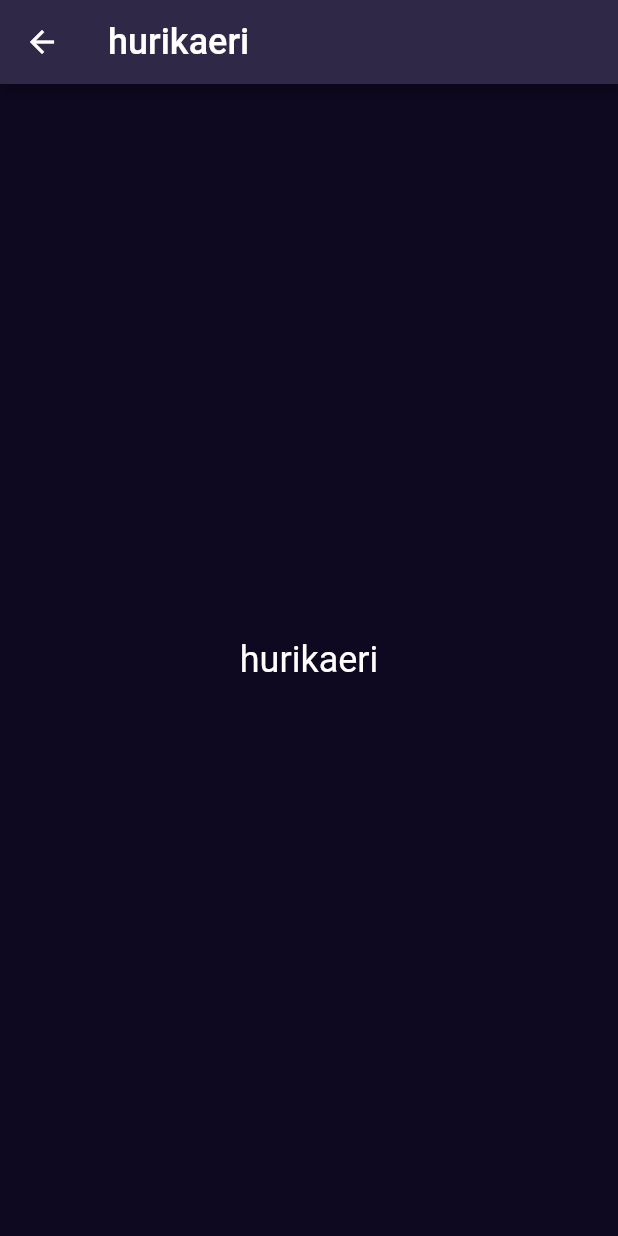
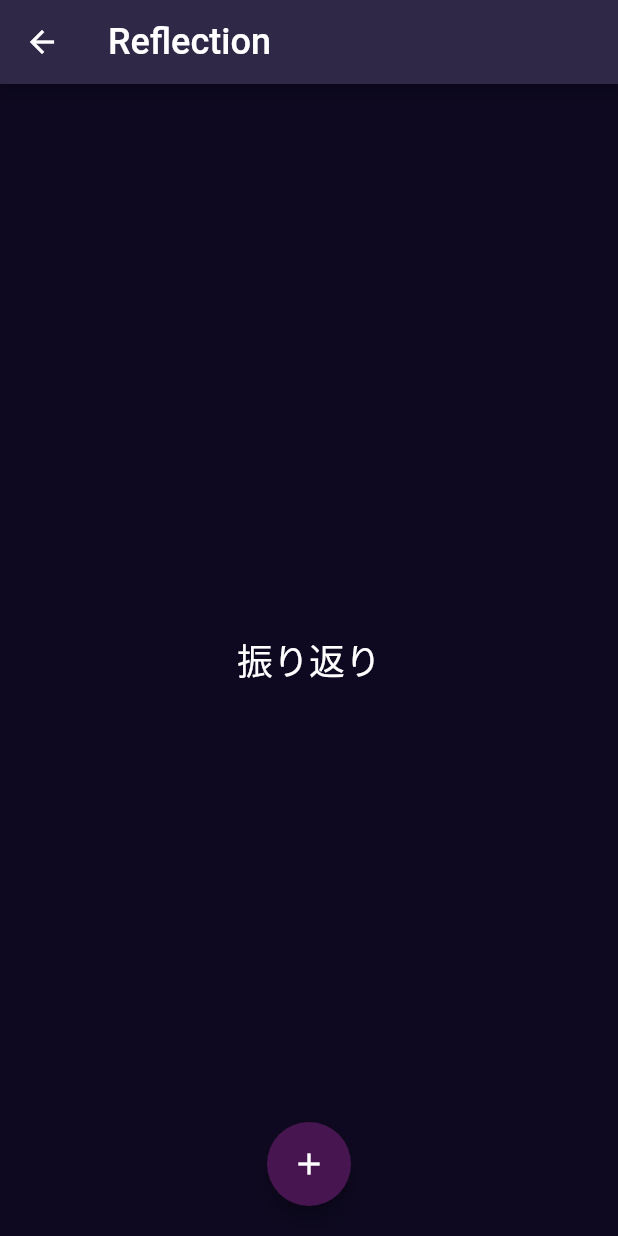
Before and after one commit to bokotomo/flutter-sample, a Flutter app: the ReflectionScreen screen opened directly, on a phone screen of 412 x 824 dp. Run offline on Flutter 3.47's test engine with Material 2 defaults, Android fonts, the phone set to English and light mode, and no system bars.

Commit message:
feat: compornts

```diff
--- /dev/null
+++ b/lib/components/atoms/button.dart
@@ -0,0 +1,24 @@
+import 'package:flutter/material.dart';
+import 'package:gamer_reflection/modules/const/color.dart' as color;
+
+/// ボタン: 丸
+class ButtonCircle extends StatelessWidget {
+  const ButtonCircle({
+    super.key,
+    required this.onPressed,
+  });
+  final void Function() onPressed;
+
+  @override
+  Widget build(BuildContext context) {
+    void onPressed() {
+      this.onPressed();
+    }
+
+    return FloatingActionButton(
+      backgroundColor: color.buttonColor,
+      onPressed: onPressed,
+      child: const Icon(Icons.add),
+    );
+  }
+}
--- a/lib/components/atoms/text.dart
+++ b/lib/components/atoms/text.dart
@@ -1,5 +1,5 @@
 import 'package:flutter/material.dart';
-import 'package:gamer_reflection/modules/const/size.dart' as constSize;
+import 'package:gamer_reflection/modules/const/size.dart' as const_size;
 import 'package:gamer_reflection/modules/const/color.dart' as color;
 
 /// 基本的なテキスト
@@ -17,11 +17,11 @@ class BasicText extends StatelessWidget {
   /// 文字サイズを返す
   double getFontSize() {
     if (size == "L") {
-      return constSize.fontL;
+      return const_size.fontL;
     } else if (size == "M") {
-      return constSize.fontM;
+      return const_size.fontM;
     }
-    return constSize.fontS;
+    return const_size.fontS;
   }
 
   @override
--- a/lib/components/screens/ranking.dart
+++ b/lib/components/pages/ranking.dart
@@ -6,12 +6,12 @@ import 'package:gamer_reflection/modules/const/color.dart' as color;
 ///
 const body = Center(
   child: text.BasicText(
-    text: 'アカウント画面2',
+    text: 'ランキング一覧',
     size: "M",
   ),
 );
 
-///
+/// ページ: ランキング
 class RankingScreen extends StatelessWidget {
   const RankingScreen({super.key});
 
--- /dev/null
+++ b/lib/components/pages/reflection.dart
@@ -0,0 +1,42 @@
+import 'package:flutter/material.dart';
+import 'package:gamer_reflection/components/atoms/text.dart' as text;
+import 'package:gamer_reflection/components/atoms/button.dart' as button;
+import 'package:gamer_reflection/components/frames/header.dart' as header;
+import 'package:gamer_reflection/modules/const/color.dart' as color;
+
+/// 追加ボタンを押した
+void onPressAdd() {
+  print("OK");
+}
+
+///
+const body = Scaffold(
+  body: Center(
+    child: text.BasicText(
+      text: '振り返り',
+      size: "M",
+    ),
+  ),
+  backgroundColor: color.contentColor,
+  floatingActionButtonLocation: FloatingActionButtonLocation.centerDocked,
+  floatingActionButton: Padding(
+    padding: EdgeInsets.only(bottom: 20),
+    child: button.ButtonCircle(
+      onPressed: onPressAdd,
+    ),
+  ),
+);
+
+/// ページ: 振り返りの一覧
+class ReflectionScreen extends StatelessWidget {
+  const ReflectionScreen({super.key});
+
+  @override
+  Widget build(BuildContext context) {
+    return const Scaffold(
+      backgroundColor: color.contentColor,
+      appBar: header.Header(title: "Reflection"),
+      body: body,
+    );
+  }
+}
--- a/lib/components/screens/task.dart
+++ b/lib/components/pages/reflection_add.dart
@@ -6,20 +6,20 @@ import 'package:gamer_reflection/modules/const/color.dart' as color;
 ///
 const body = Center(
   child: text.BasicText(
-    text: 'task画面',
+    text: '振り返り追加',
     size: "M",
   ),
 );
 
-///
-class TaskScreen extends StatelessWidget {
-  const TaskScreen({super.key});
+///　ページ: 振り返りの追加
+class ReflectionAdd extends StatelessWidget {
+  const ReflectionAdd({super.key});
 
   @override
   Widget build(BuildContext context) {
     return const Scaffold(
       backgroundColor: color.contentColor,
-      appBar: header.Header(title: "task"),
+      appBar: header.Header(title: "Add Reflection"),
       body: body,
     );
   }
--- a/lib/components/screens/reflection.dart
+++ b/lib/components/pages/task.dart
@@ -6,20 +6,20 @@ import 'package:gamer_reflection/modules/const/color.dart' as color;
 ///
 const body = Center(
   child: text.BasicText(
-    text: 'hurikaeri',
+    text: 'task一覧',
     size: "M",
   ),
 );
 
-///
-class ReflectionScreen extends StatelessWidget {
-  const ReflectionScreen({super.key});
+/// ページ: タスク一覧
+class TaskScreen extends StatelessWidget {
+  const TaskScreen({super.key});
 
   @override
   Widget build(BuildContext context) {
     return const Scaffold(
       backgroundColor: color.contentColor,
-      appBar: header.Header(title: "hurikaeri"),
+      appBar: header.Header(title: "Tasks"),
       body: body,
     );
   }
--- a/lib/modules/const/color.dart
+++ b/lib/modules/const/color.dart
@@ -15,3 +15,6 @@ const Color contentColor = _darkBlue;
 /// 基本的な文字色
 const Color textColor = Colors.white;
 const Color textOpacityColor = Color.fromARGB(120, 255, 255, 255);
+
+/// ボタンの背景色
+const Color buttonColor = Color.fromARGB(255, 71, 22, 80);
```
Also changed, not shown: lib/components/atoms/box.dart (added, +37 -0 lines), lib/components/layouts/content.dart (+4 -4 lines), 3 other files.
